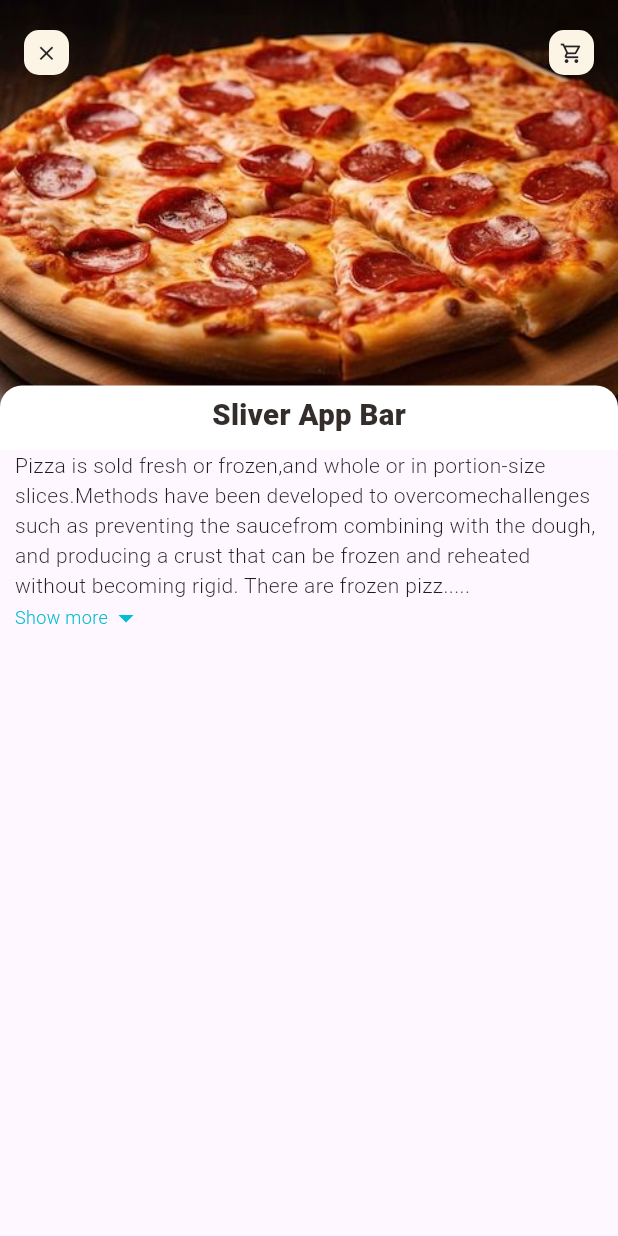
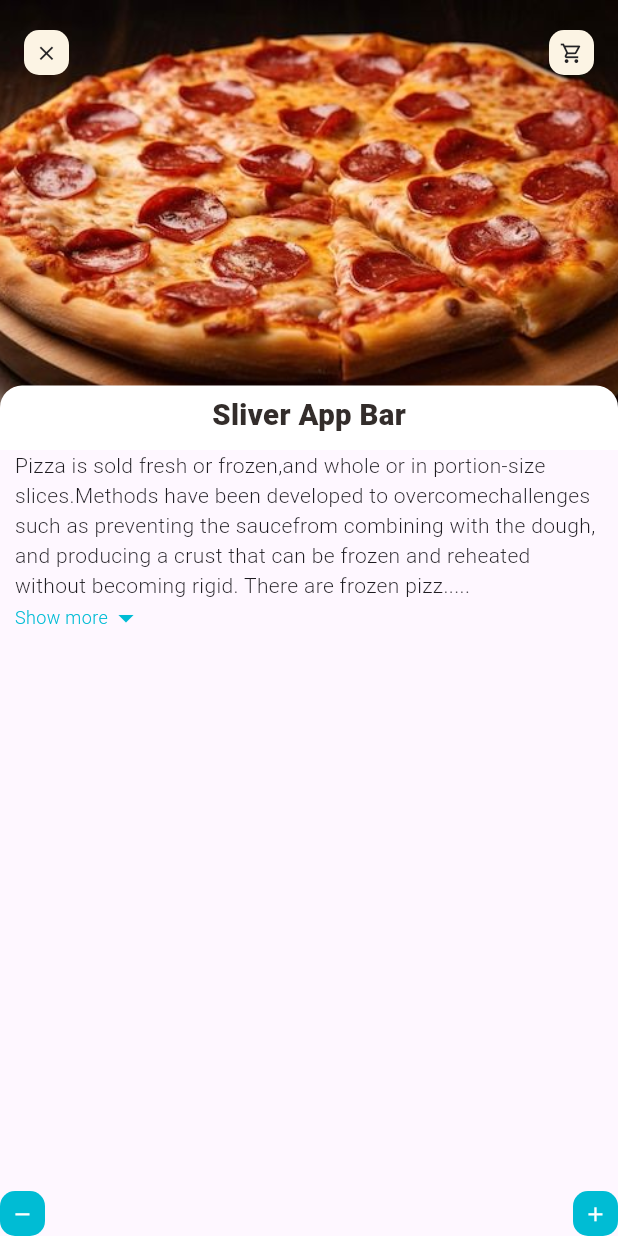
Before and after one commit to Kaser-slaiby/food_delivery, a Flutter app: the screen it shows after launch, on a phone screen of 412 x 824 dp. Run offline on Flutter 3.47's test engine with Material 3 defaults, Android fonts, the phone set to English and light mode, and no system bars; our stand-ins replace dots_indicator, get.

Commit message:
add bottom navigation bar

```diff
--- a/lib/pages/food/recommended_food_detail.dart
+++ b/lib/pages/food/recommended_food_detail.dart
@@ -183,6 +183,26 @@ class RecommendedFoodDetail extends StatelessWidget {
           ),
         ],
       ),
+      bottomNavigationBar: Column(
+        mainAxisSize: MainAxisSize.min,
+        children: [
+          Row(
+            mainAxisAlignment: MainAxisAlignment.spaceBetween,
+            children: [
+              AppIcon(
+                icon: Icons.remove,
+                backgroundColor: Colors.cyan,
+                iconColor: Colors.white,
+              ),
+              AppIcon(
+                icon: Icons.add,
+                backgroundColor: Colors.cyan,
+                iconColor: Colors.white,
+              ),
+            ],
+          )
+        ],
+      ),
     );
   }
 }
```
